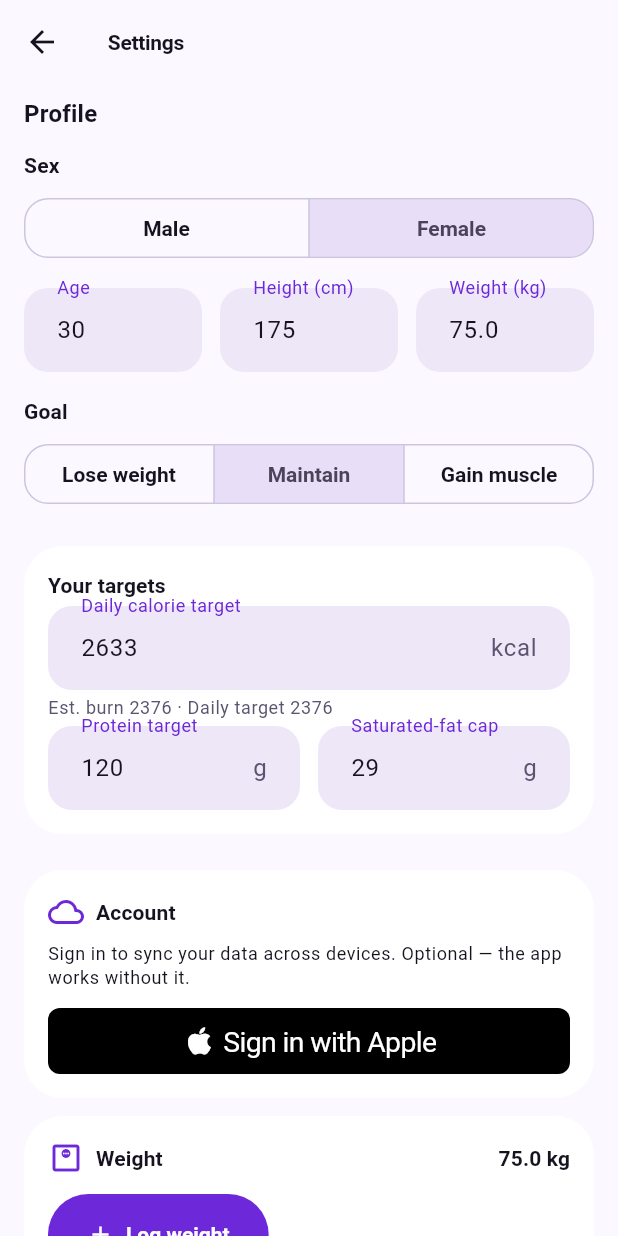
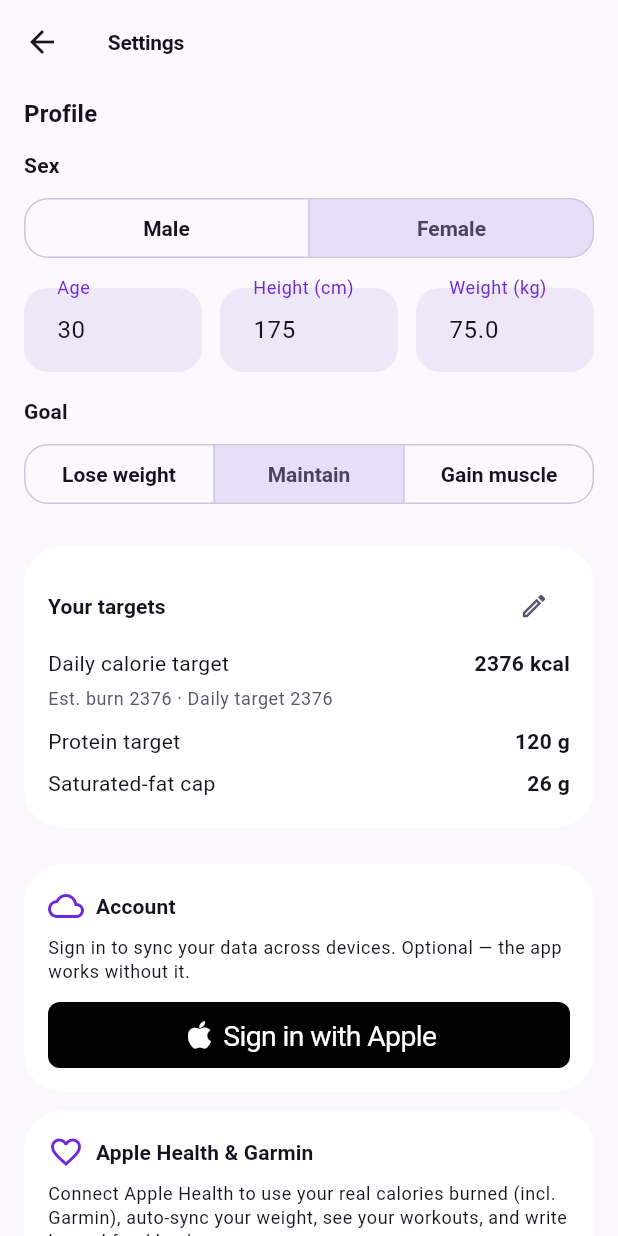
Before and after one commit to PETERDMYAN/food-at-peace, a Flutter app: the SettingsScreen screen opened directly, after a tap on "Female", on a phone screen of 412 x 824 dp. Run offline on Flutter 3.47's test engine with Material 3 defaults, Android fonts, the phone set to English and light mode, and no system bars; drawn by our look-alikes of sign_in_with_apple; our stand-ins replace flutter_riverpod, flutter_secure_storage, image_picker, shared_preferences; missing offline and left inert: health; accounts and stored records are empty; statements that could not run were skipped.

Commit message:
Always-light theme; Trends period filter + target-met; Settings targets list
- Remove dark mode (themeMode: ThemeMode.light) — app is always light.
- Trends: a 7 / 14 / 30-day period filter (default 30) and an
  "on target N/M days" summary per metric (under-cap for calories & sat-fat,
  at-or-above for protein).
- Settings: drop the manual log-weight card; show targets as a read-only list
  with a pen-edit dialog (auto by default; calorie override stored as a goal gap).

Co-Authored-By: Claude Opus 4.8 <noreply@anthropic.com>

```diff
--- a/lib/app.dart
+++ b/lib/app.dart
@@ -17,7 +17,8 @@ class FoodAtPeaceApp extends ConsumerWidget {
       onGenerateTitle: (context) => AppLocalizations.of(context).appTitle,
       debugShowCheckedModeBanner: false,
       theme: AppTheme.light(),
-      darkTheme: AppTheme.dark(),
+      // Always light — dark mode removed.
+      themeMode: ThemeMode.light,
       locale: locale,
       localizationsDelegates: AppLocalizations.localizationsDelegates,
       supportedLocales: AppLocalizations.supportedLocales,
--- a/lib/l10n/app_localizations.dart
+++ b/lib/l10n/app_localizations.dart
@@ -253,6 +253,30 @@ abstract class AppLocalizations {
   /// In en, this message translates to:
   /// **'Target'**
   String get chartTarget;
+
+  /// No description provided for @daysCount.
+  ///
+  /// In en, this message translates to:
+  /// **'{count}d'**
+  String daysCount(int count);
+
+  /// No description provided for @onTargetDays.
+  ///
+  /// In en, this message translates to:
+  /// **'On target {met}/{total} days'**
+  String onTargetDays(int met, int total);
+
+  /// No description provided for @editTargets.
+  ///
+  /// In en, this message translates to:
+  /// **'Edit targets'**
+  String get editTargets;
+
+  /// No description provided for @useAutomatic.
+  ///
+  /// In en, this message translates to:
+  /// **'Use automatic'**
+  String get useAutomatic;
 
   /// No description provided for @targetReached.
   ///
--- a/lib/l10n/app_localizations_en.dart
+++ b/lib/l10n/app_localizations_en.dart
@@ -105,6 +105,22 @@ class AppLocalizationsEn extends AppLocalizations {
 
   @override
   String get chartTarget => 'Target';
+
+  @override
+  String daysCount(int count) {
+    return '${count}d';
+  }
+
+  @override
+  String onTargetDays(int met, int total) {
+    return 'On target $met/$total days';
+  }
+
+  @override
+  String get editTargets => 'Edit targets';
+
+  @override
+  String get useAutomatic => 'Use automatic';
 
   @override
   String get targetReached => 'Target reached';
--- a/lib/l10n/app_zh.arb
+++ b/lib/l10n/app_zh.arb
@@ -28,6 +28,10 @@
   "calories": "卡路里",
   "chartActual": "实际",
   "chartTarget": "目标",
+  "daysCount": "{count}天",
+  "onTargetDays": "{total} 天中 {met} 天达标",
+  "editTargets": "编辑目标",
+  "useAutomatic": "使用自动计算",
   "targetReached": "已达目标",
   "toGo": "还差 {amount}",
   "overBy": "超出 {amount}",
--- a/lib/src/features/settings/settings_screen.dart
+++ b/lib/src/features/settings/settings_screen.dart
@@ -27,9 +27,6 @@ class _SettingsScreenState extends ConsumerState<SettingsScreen> {
   late final TextEditingController _age;
   late final TextEditingController _height;
   late final TextEditingController _weight;
-  late final TextEditingController _calTarget;
-  late final TextEditingController _proteinTarget;
-  late final TextEditingController _satFatTarget;
 
   @override
   void initState() {
@@ -38,18 +35,6 @@ class _SettingsScreenState extends ConsumerState<SettingsScreen> {
     _age = TextEditingController(text: _draft.age.toString());
     _height = TextEditingController(text: _draft.heightCm.round().toString());
     _weight = TextEditingController(text: _draft.weightKg.toString());
-    // Seed the target fields with the effective values (a manual override, else
-    // the auto-computed target) so each shows a sensible default to edit.
-    final s = DailySummary.compute(
-      date: dateOnly(DateTime.now()),
-      entries: const [],
-      profile: _draft,
-      energyOut: ref.read(energyOutProvider).asData?.value,
-    );
-    _calTarget = TextEditingController(text: s.calorieTarget.round().toString());
-    _proteinTarget =
-        TextEditingController(text: s.proteinTarget.round().toString());
-    _satFatTarget = TextEditingController(text: s.satFatCap.round().toString());
   }
 
   @override
@@ -57,9 +42,6 @@ class _SettingsScreenState extends ConsumerState<SettingsScreen> {
     _age.dispose();
     _height.dispose();
     _weight.dispose();
-    _calTarget.dispose();
-    _proteinTarget.dispose();
-    _satFatTarget.dispose();
     super.dispose();
   }
 
@@ -74,6 +56,97 @@ class _SettingsScreenState extends ConsumerState<SettingsScreen> {
   /// Parses a target field: empty/invalid → null (revert to the computed value).
   double? _parseTarget(String v) =>
       v.trim().isEmpty ? null : double.tryParse(v.trim());
+
+  /// Pen-icon editor: override the targets, or reset them to automatic.
+  /// Calories are stored as a goal gap (typed absolute − burn); protein and
+  /// saturated fat are absolute.
+  Future<void> _editTargets(DailySummary summary, double budgetBase) async {
+    final t = AppLocalizations.of(context);
+    final cal =
+        TextEditingController(text: summary.calorieTarget.round().toString());
+    final protein =
+        TextEditingController(text: summary.proteinTarget.round().toString());
+    final satFat =
+        TextEditingController(text: summary.satFatCap.round().toString());
+    InputDecoration dec(String label, String suffix) =>
+        InputDecoration(labelText: label, suffixText: suffix);
+    final action = await showDialog<String>(
+      context: context,
+      builder: (ctx) => AlertDialog(
+        title: Text(t.editTargets),
+        content: Column(
+          mainAxisSize: MainAxisSize.min,
+          children: [
+            TextField(
+              controller: cal,
+              keyboardType: TextInputType.number,
+              decoration: dec(t.dailyCalorieTarget, 'kcal'),
+            ),
+            const SizedBox(height: 12),
+            TextField(
+              controller: protein,
+              keyboardType: TextInputType.number,
+              decoration: dec(t.proteinTargetLabel, 'g'),
+            ),
+            const SizedBox(height: 12),
+            TextField(
+              controller: satFat,
+              keyboardType: TextInputType.number,
+              decoration: dec(t.satFatCap, 'g'),
+            ),
+          ],
+        ),
+        actions: [
+          TextButton(
+            onPressed: () => Navigator.pop(ctx, 'auto'),
+            child: Text(t.useAutomatic),
+          ),
+          TextButton(
+            onPressed: () => Navigator.pop(ctx, 'cancel'),
+            child: Text(t.cancel),
+          ),
+          FilledButton(
+            onPressed: () => Navigator.pop(ctx, 'save'),
+            child: Text(t.save),
+          ),
+        ],
+      ),
+    );
+    if (mounted) {
+      if (action == 'save') {
+        final calAbs = _parseTarget(cal.text);
+        _apply(
+          _draft.copyWith(
+            calorieGoalOverride: calAbs == null ? null : calAbs - budgetBase,
+            proteinTargetOverride: _parseTarget(protein.text),
+            satFatTargetOverride: _parseTarget(satFat.text),
+          ),
+        );
+      } else if (action == 'auto') {
+        _apply(
+          _draft.copyWith(
+            calorieGoalOverride: null,
+            proteinTargetOverride: null,
+            satFatTargetOverride: null,
+          ),
+        );
+      }
+    }
+    cal.dispose();
+    protein.dispose();
+    satFat.dispose();
+  }
+
+  Widget _statRow(String label, String value) => Padding(
+    padding: const EdgeInsets.symmetric(vertical: 4),
+    child: Row(
+      mainAxisAlignment: MainAxisAlignment.spaceBetween,
+      children: [
+        Text(label),
+        Text(value, style: const TextStyle(fontWeight: FontWeight.w600)),
+      ],
+    ),
+  );
 
   @override
   Widget build(BuildContext context) {
@@ -163,31 +236,27 @@ class _SettingsScreenState extends ConsumerState<SettingsScreen> {
               child: Column(
                 crossAxisAlignment: CrossAxisAlignment.start,
                 children: [
-                  Text(
-                    t.yourTargets,
-                    style: Theme.of(context).textTheme.titleSmall,
+                  Row(
+                    children: [
+                      Expanded(
+                        child: Text(
+                          t.yourTargets,
+                          style: Theme.of(context).textTheme.titleSmall,
+                        ),
+                      ),
+                      IconButton(
+                        icon: const Icon(Icons.edit_outlined, size: 20),
+                        tooltip: t.editTargets,
+                        onPressed: () => _editTargets(summary, budgetBase),
+                      ),
+                    ],
                   ),
-                  const SizedBox(height: 4),
-                  TextField(
-                    controller: _calTarget,
-                    keyboardType: TextInputType.number,
-                    onTapOutside: (_) => FocusScope.of(context).unfocus(),
-                    decoration: InputDecoration(
-                      labelText: t.dailyCalorieTarget,
-                      suffixText: 'kcal',
-                    ),
-                    onChanged: (v) {
-                      final abs = _parseTarget(v);
-                      _apply(
-                        _draft.copyWith(
-                          calorieGoalOverride:
-                              abs == null ? null : abs - budgetBase,
-                        ),
-                      );
-                    },
+                  _statRow(
+                    t.dailyCalorieTarget,
+                    t.kcalValue(kcal(summary.calorieTarget)),
                   ),
                   Padding(
-                    padding: const EdgeInsets.only(top: 4, bottom: 4),
+                    padding: const EdgeInsets.only(top: 2, bottom: 6),
                     child: Text(
                       t.estBurnDailyTarget(
                         kcal(summary.expenditure),
@@ -198,42 +267,13 @@ class _SettingsScreenState extends ConsumerState<SettingsScreen> {
                       ),
                     ),
                   ),
-                  Row(
-                    children: [
-                      Expanded(
-                        child: TextField(
-                          controller: _proteinTarget,
-                          keyboardType: TextInputType.number,
-                          onTapOutside: (_) => FocusScope.of(context).unfocus(),
-                          decoration: InputDecoration(
-                            labelText: t.proteinTargetLabel,
-                            suffixText: 'g',
-                          ),
-                          onChanged: (v) => _apply(
-                            _draft.copyWith(
-                              proteinTargetOverride: _parseTarget(v),
-                            ),
-                          ),
-                        ),
-                      ),
-                      const SizedBox(width: 12),
-                      Expanded(
-                        child: TextField(
-                          controller: _satFatTarget,
-                          keyboardType: TextInputType.number,
-                          onTapOutside: (_) => FocusScope.of(context).unfocus(),
-                          decoration: InputDecoration(
-                            labelText: t.satFatCap,
-                            suffixText: 'g',
-                          ),
-                          onChanged: (v) => _apply(
-                            _draft.copyWith(
-                              satFatTargetOverride: _parseTarget(v),
-                            ),
-                          ),
-                        ),
-                      ),
-                    ],
+                  _statRow(
+                    t.proteinTargetLabel,
+                    t.gramsValue(kcal(summary.proteinTarget)),
+                  ),
+                  _statRow(
+                    t.satFatCap,
+                    t.gramsValue(kcal(summary.satFatCap)),
                   ),
                 ],
               ),
@@ -241,8 +281,6 @@ class _SettingsScreenState extends ConsumerState<SettingsScreen> {
           ),
           const SizedBox(height: 24),
           const _AccountCard(),
-          const SizedBox(height: 12),
-          const _WeightCard(),
           const SizedBox(height: 12),
           const _HealthCard(),
           const SizedBox(height: 12),
@@ -258,111 +296,6 @@ class _SettingsScreenState extends ConsumerState<SettingsScreen> {
     padding: const EdgeInsets.only(bottom: 8),
     child: Text(text, style: Theme.of(context).textTheme.labelLarge),
   );
-}
-
-String _fmtKg(double kg) => kg.toStringAsFixed(1);
-
-/// Logs body weight and shows recent readings.
-class _WeightCard extends ConsumerWidget {
-  const _WeightCard();
-
-  Future<void> _logWeight(BuildContext context, WidgetRef ref) async {
-    final t = AppLocalizations.of(context);
-    final controller = TextEditingController(
-      text: _fmtKg(ref.read(profileProvider).weightKg),
-    );
-    final result = await showDialog<double>(
-      context: context,
-      builder: (ctx) => AlertDialog(
-        title: Text(t.logWeight),
-        content: TextField(
-          controller: controller,
-          autofocus: true,
-          keyboardType: const TextInputType.numberWithOptions(decimal: true),
-          decoration: InputDecoration(
-            labelText: t.weightKg,
-            hintText: t.enterWeight,
-          ),
-        ),
-        actions: [
-          TextButton(
-            onPressed: () => Navigator.pop(ctx),
-            child: Text(t.cancel),
-          ),
-          FilledButton(
-            onPressed: () =>
-                Navigator.pop(ctx, double.tryParse(controller.text.trim())),
-            child: Text(t.save),
-          ),
-        ],
-      ),
-    );
-    if (result == null || result <= 0) return;
-    await ref.read(weightEntriesProvider.notifier).add(result);
-    if (!context.mounted) return;
-    ScaffoldMessenger.of(
-      context,
-    ).showSnackBar(SnackBar(content: Text(t.weightSaved)));
-  }
-
-  @override
-  Widget build(BuildContext context, WidgetRef ref) {
-    final t = AppLocalizations.of(context);
-    final scheme = Theme.of(context).colorScheme;
-    final entries = ref.watch(visibleWeightEntriesProvider);
-    final localeName = Localizations.localeOf(context).toLanguageTag();
-    final latest = entries.isNotEmpty
-        ? entries.first.kg
-        : ref.watch(profileProvider).weightKg;
-    return Card(
-      child: Padding(
-        padding: const EdgeInsets.all(16),
-        child: Column(
-          crossAxisAlignment: CrossAxisAlignment.start,
-          children: [
-            Row(
-              children: [
-                Icon(Icons.monitor_weight_outlined, color: scheme.primary),
-                const SizedBox(width: 8),
-                Text(
-                  t.weightTitle,
-                  style: Theme.of(context).textTheme.titleSmall,
-                ),
-                const Spacer(),
-                Text(
-                  t.weightKgValue(_fmtKg(latest)),
-                  style: Theme.of(context).textTheme.titleSmall,
-                ),
-              ],
-            ),
-            for (final e in entries.take(5))
-              Padding(
-                padding: const EdgeInsets.symmetric(vertical: 4),
-                child: Row(
-                  mainAxisAlignment: MainAxisAlignment.spaceBetween,
-                  children: [
-                    Text(
-                      DateFormat.yMMMd(localeName).format(e.timestamp),
-                      style: Theme.of(context).textTheme.bodySmall,
-                    ),
-                    Text(
-                      t.weightKgValue(_fmtKg(e.kg)),
-                      style: Theme.of(context).textTheme.bodySmall,
-                    ),
-                  ],
-                ),
-              ),
-            const SizedBox(height: 12),
-            FilledButton.icon(
-              onPressed: () => _logWeight(context, ref),
-              icon: const Icon(Icons.add),
-              label: Text(t.logWeight),
-            ),
-          ],
-        ),
-      ),
-    );
-  }
 }
 
 /// Language selector: follow the system, or force English / Chinese.
--- a/lib/src/features/trends/trends_screen.dart
+++ b/lib/src/features/trends/trends_screen.dart
@@ -11,14 +11,20 @@ import '../../util/format.dart';
 
 /// Trends: daily charts comparing actual intake against the current target for
 /// calories, protein, and saturated fat over the recent days.
-class TrendsScreen extends ConsumerWidget {
+class TrendsScreen extends ConsumerStatefulWidget {
   const TrendsScreen({super.key});
 
-  /// How many days the charts span, ending today (inclusive).
-  static const _windowDays = 14;
+  @override
+  ConsumerState<TrendsScreen> createState() => _TrendsScreenState();
+}
+
+class _TrendsScreenState extends ConsumerState<TrendsScreen> {
+  /// Selectable windows (days), ending today (inclusive).
+  static const _options = [7, 14, 30];
+  int _days = 30;
 
   @override
-  Widget build(BuildContext context, WidgetRef ref) {
+  Widget build(BuildContext context) {
     final t = AppLocalizations.of(context);
     final entries = ref.watch(visibleFoodEntriesProvider);
     final profile = ref.watch(profileProvider);
@@ -32,30 +38,9 @@ class TrendsScreen extends ConsumerWidget {
       acc.satFat += e.satFatG;
     }
 
-    if (totals.isEmpty) {
-      return Scaffold(
-        appBar: AppBar(title: Text(t.navTrends)),
-        body: Center(
-          child: Padding(
-            padding: const EdgeInsets.all(32),
-            child: Text(
-              t.noTrendsYet,
-              textAlign: TextAlign.center,
-              style: Theme.of(context).textTheme.bodyMedium?.copyWith(
-                color: Theme.of(context).colorScheme.onSurfaceVariant,
-              ),
-            ),
-          ),
-        ),
-      );
-    }
-
-    // Continuous daily axis: from the first logged day (capped to the window)
-    // through today.
+    // Continuous daily axis: the selected window ending today (inclusive).
     final today = dateOnly(DateTime.now());
-    final firstLogged = totals.keys.reduce((a, b) => a.isBefore(b) ? a : b);
-    final windowStart = today.subtract(const Duration(days: _windowDays - 1));
-    final start = firstLogged.isAfter(windowStart) ? firstLogged : windowStart;
+    final start = today.subtract(Duration(days: _days - 1));
     final days = <DateTime>[
       for (var d = start; !d.isAfter(today); d = d.add(const Duration(days: 1)))
         d,
@@ -70,20 +55,56 @@ class TrendsScreen extends ConsumerWidget {
       profile: profile,
     );
 
+    final loggedDays = days.where((d) => totals[d] != null).length;
     List<double> seriesOf(double Function(_DayTotals) pick) => [
       for (final d in days) totals[d] == null ? 0.0 : pick(totals[d]!),
     ];
+    // Days (with food logged) where the target was met: under the cap for
+    // calories / saturated fat, at-or-above for protein.
+    int metDays(double Function(_DayTotals) pick, double tgt, bool cap) =>
+        days.where((d) {
+          final tot = totals[d];
+          if (tot == null) return false;
+          final v = pick(tot);
+          return cap ? v <= tgt : v >= tgt;
+        }).length;
 
     return Scaffold(
       appBar: AppBar(title: Text(t.navTrends)),
       body: ListView(
         padding: const EdgeInsets.fromLTRB(16, 16, 16, 96),
         children: [
+          Center(
+            child: SegmentedButton<int>(
+              segments: [
+                for (final d in _options)
+                  ButtonSegment(value: d, label: Text(t.daysCount(d))),
+              ],
+              selected: {_days},
+              showSelectedIcon: false,
+              onSelectionChanged: (s) => setState(() => _days = s.first),
+            ),
+          ),
+          const SizedBox(height: 16),
+          if (loggedDays == 0)
+            Padding(
+              padding: const EdgeInsets.only(top: 48),
+              child: Text(
+                t.noTrendsYet,
+                textAlign: TextAlign.center,
+                style: Theme.of(context).textTheme.bodyMedium?.copyWith(
+                  color: Theme.of(context).colorScheme.onSurfaceVariant,
+                ),
+              ),
+            )
+          else ...[
             _TrendCard(
               title: t.calories,
               days: days,
               values: seriesOf((d) => d.calories),
               target: target.calorieTarget,
+              metDays: metDays((d) => d.calories, target.calorieTarget, true),
+              loggedDays: loggedDays,
               kcalUnit: true,
               cap: true,
             ),
@@ -93,6 +114,8 @@ class TrendsScreen extends ConsumerWidget {
               days: days,
               values: seriesOf((d) => d.protein),
               target: target.proteinTarget,
+              metDays: metDays((d) => d.protein, target.proteinTarget, false),
+              loggedDays: loggedDays,
               kcalUnit: false,
               cap: false,
             ),
@@ -102,9 +125,12 @@ class TrendsScreen extends ConsumerWidget {
               days: days,
               values: seriesOf((d) => d.satFat),
               target: target.satFatCap,
+              metDays: metDays((d) => d.satFat, target.satFatCap, true),
+              loggedDays: loggedDays,
               kcalUnit: false,
               cap: true,
             ),
+          ],
         ],
       ),
     );
@@ -125,6 +151,8 @@ class _TrendCard extends StatelessWidget {
     required this.days,
     required this.values,
     required this.target,
+    required this.metDays,
+    required this.loggedDays,
     required this.kcalUnit,
     required this.cap,
   });
@@ -133,6 +161,10 @@ class _TrendCard extends StatelessWidget {
   final List<DateTime> days;
   final List<double> values;
   final double target;
+
+  /// Days on target, out of the days with food logged in the window.
+  final int metDays;
+  final int loggedDays;
 
   /// Whether the metric is measured in kcal (vs grams) — for label formatting.
   final bool kcalUnit;
@@ -163,6 +195,13 @@ class _TrendCard extends StatelessWidget {
               title,
               style: theme.textTheme.titleSmall?.copyWith(
                 fontWeight: FontWeight.w600,
+              ),
+            ),
+            const SizedBox(height: 2),
+            Text(
+              t.onTargetDays(metDays, loggedDays),
+              style: theme.textTheme.labelSmall?.copyWith(
+                color: scheme.onSurfaceVariant,
               ),
             ),
             const SizedBox(height: 6),
```
Also changed, not shown: lib/l10n/app_en.arb (+13 -0 lines), lib/l10n/app_localizations_zh.dart (+16 -0 lines). Lines whose indentation alone changed are shown as unchanged.
